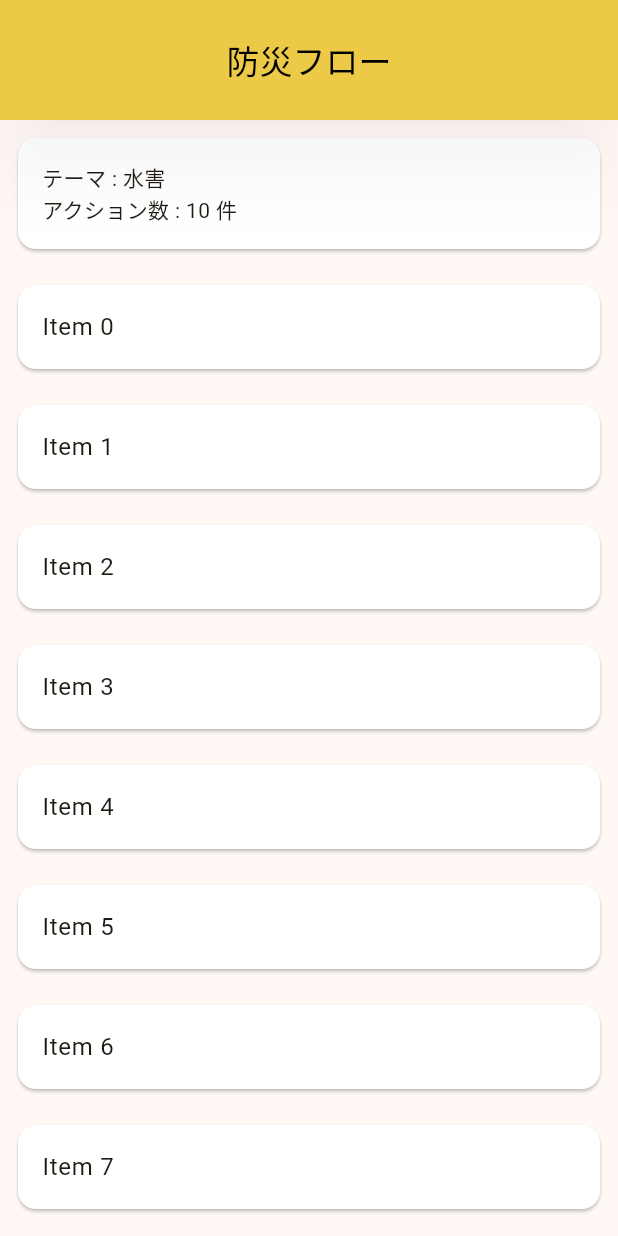
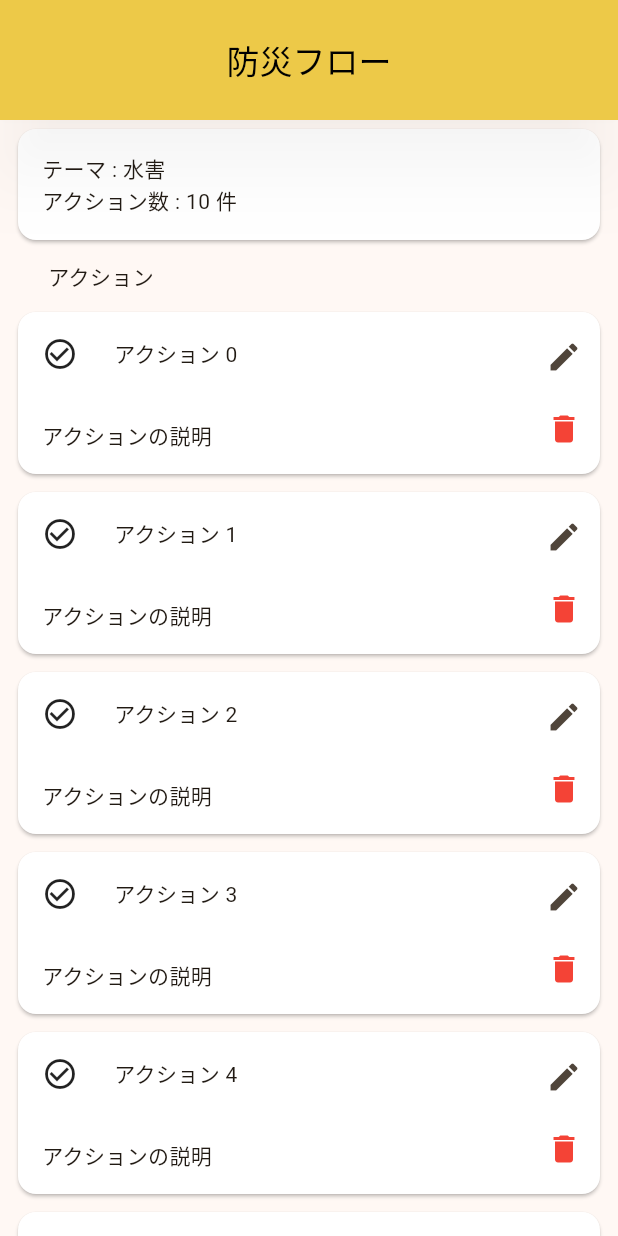
Before and after one commit to Campfire-Social-Impl/disaster_flow, a Flutter app: the screen it shows after launch, on a phone screen of 412 x 824 dp. Run offline on Flutter 3.47's test engine with Material 3 defaults, Android fonts, the phone set to English and light mode, and no system bars; our stand-ins replace drift, hooks_riverpod, sqlite3_flutter_libs; missing offline and left inert: sqlite3; accounts and stored records are empty; generated files the repository leaves out were written again.

Commit message:
update: add edit card

```diff
--- a/lib/pages/flow_edit_page.dart
+++ b/lib/pages/flow_edit_page.dart
@@ -19,7 +19,7 @@ class FlowEditPage extends HookConsumerWidget {
       body: Column(
         children: [
           Padding(
-            padding: const EdgeInsets.all(8.0),
+            padding: const EdgeInsets.symmetric(horizontal: 8.0, vertical: 2.0),
             child: Card(
               color: Colors.white,
               child: Row(
@@ -38,16 +38,67 @@ class FlowEditPage extends HookConsumerWidget {
               ),
             ),
           ),
+          const Padding(
+            padding:
+                const EdgeInsets.symmetric(horizontal: 32.0, vertical: 8.0),
+            child: Row(
+              children: [
+                Text("アクション"),
+              ],
+            ),
+          ),
           Expanded(
             child: ListView.builder(
               itemCount: 20,
               itemBuilder: (context, index) {
                 return Padding(
-                  padding: const EdgeInsets.all(8.0),
+                  padding: const EdgeInsets.symmetric(
+                    horizontal: 8.0,
+                    vertical: 2.0,
+                  ),
                   child: Card(
                     color: Colors.white,
-                    child: ListTile(
-                      title: Text('Item $index'),
+                    child: Row(
+                      children: [
+                        Expanded(
+                          child: Column(
+                            crossAxisAlignment: CrossAxisAlignment.start,
+                            children: [
+                              Row(
+                                children: [
+                                  const Padding(
+                                    padding: EdgeInsets.all(16.0),
+                                    child: Icon(
+                                      Icons.check_circle_outline,
+                                    ),
+                                  ),
+                                  Padding(
+                                    padding: const EdgeInsets.all(8.0),
+                                    child: Text("アクション $index"),
+                                  ),
+                                ],
+                              ),
+                              const Padding(
+                                padding: EdgeInsets.all(16.0),
+                                child: Text("アクションの説明"),
+                              ),
+                            ],
+                          ),
+                        ),
+                        Column(
+                          children: [
+                            IconButton(
+                              icon: const Icon(Icons.edit),
+                              onPressed: () {},
+                            ),
+                            IconButton(
+                              icon: const Icon(Icons.delete),
+                              color: Colors.red,
+                              onPressed: () {},
+                            ),
+                          ],
+                        ),
+                      ],
                     ),
                   ),
                 );
```
